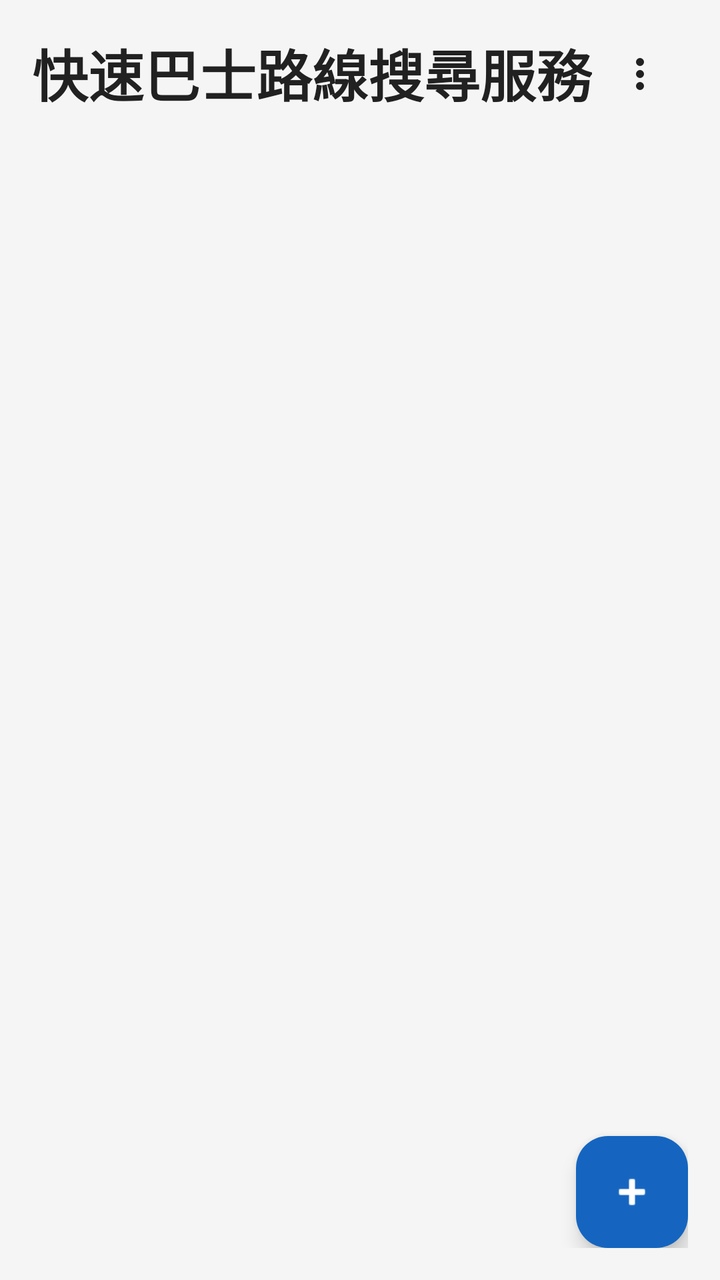
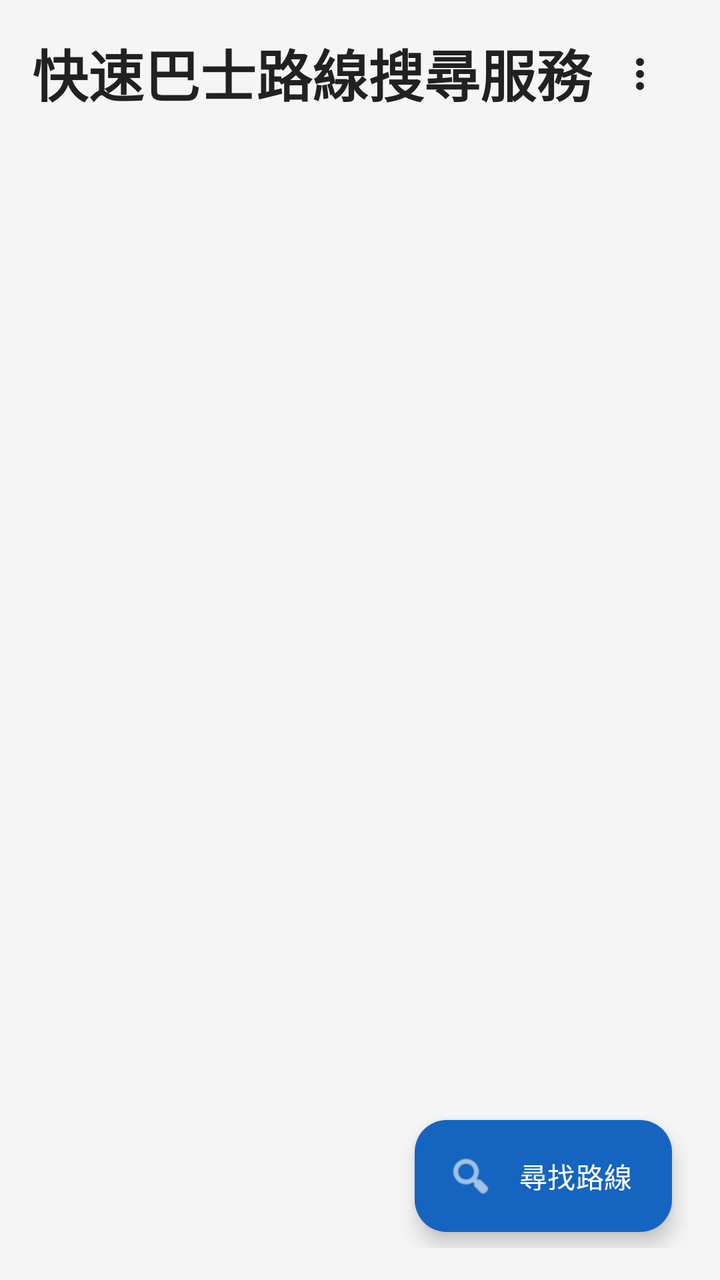

The first picture is an Android layout as it rendered before a commit; the second is the same layout after the commit. The layout source and the unified diff follow.
<!-- AndroidManifest.xml: application theme Theme.BusScheduleETA -->
<!-- res/layout/activity_main.xml -->
<?xml version="1.0" encoding="utf-8"?>
<androidx.constraintlayout.widget.ConstraintLayout
    xmlns:android="http://schemas.android.com/apk/res/android"
    xmlns:app="http://schemas.android.com/apk/res-auto"
    android:id="@+id/mainRoot"
    android:layout_width="match_parent"
    android:layout_height="match_parent"
    android:background="@color/page_bg"
    android:padding="16dp">

    <TextView
        android:id="@+id/tvTitle"
        android:layout_width="0dp"
        android:layout_height="wrap_content"
        android:text="快速巴士路線搜尋服務"
        android:textColor="@color/text_primary"
        android:textSize="28sp"
        android:textStyle="bold"
        app:layout_constraintEnd_toStartOf="@id/btnSettings"
        app:layout_constraintStart_toStartOf="parent"
        app:layout_constraintTop_toTopOf="parent" />

    <ImageButton
        android:id="@+id/btnSettings"
        android:layout_width="48dp"
        android:layout_height="48dp"
        android:background="?attr/selectableItemBackgroundBorderless"
        android:contentDescription="@string/settings"
        app:layout_constraintBottom_toBottomOf="@id/tvTitle"
        app:layout_constraintEnd_toEndOf="parent"
        app:layout_constraintTop_toTopOf="@id/tvTitle"
        app:tint="@color/icon_tint"
        app:srcCompat="@drawable/ic_more_vert"/>

    <androidx.recyclerview.widget.RecyclerView
        android:id="@+id/rvFavorites"
        android:layout_width="0dp"
        android:layout_height="0dp"
        android:layout_marginTop="16dp"
        android:clipToPadding="false"
        android:paddingBottom="88dp"
        app:layout_constraintBottom_toBottomOf="parent"
        app:layout_constraintEnd_toEndOf="parent"
        app:layout_constraintStart_toStartOf="parent"
        app:layout_constraintTop_toBottomOf="@id/tvTitle" />

    <TextView
        android:id="@+id/tvEmpty"
        android:layout_width="0dp"
        android:layout_height="wrap_content"
        android:gravity="center"
        android:text="按右下角 ＋\n加入常用巴士"
        android:textColor="@color/text_secondary"
        android:textSize="20sp"
        android:visibility="gone"
        app:layout_constraintBottom_toBottomOf="parent"
        app:layout_constraintEnd_toEndOf="parent"
        app:layout_constraintStart_toStartOf="parent"
        app:layout_constraintTop_toBottomOf="@id/tvTitle" />

    <com.google.android.material.floatingactionbutton.FloatingActionButton
        android:id="@+id/fabAdd"
        android:layout_width="wrap_content"
        android:layout_height="wrap_content"
        android:contentDescription="加入常用巴士"
        android:src="@android:drawable/ic_input_add"
        app:backgroundTint="@color/accent"
        app:layout_constraintBottom_toBottomOf="parent"
        app:layout_constraintEnd_toEndOf="parent"
        app:tint="@android:color/white" />
</androidx.constraintlayout.widget.ConstraintLayout>
<!-- resources referenced by this layout -->
<resources>
  <color name="accent">#1565C0</color>
  <color name="icon_tint">#FF212121</color>
  <color name="page_bg">#FFF5F5F5</color>
  <color name="text_primary">#212121</color>
  <color name="text_secondary">#616161</color>
  <!-- drawable ic_more_vert (drawable) -->
  <vector xmlns:android="http://schemas.android.com/apk/res/android" android:height="24dp" android:tint="#000000" android:viewportHeight="960" android:viewportWidth="960" android:width="24dp">
        
      <path android:fillColor="@android:color/white" android:pathData="M480,800Q447,800 423.5,776.5Q400,753 400,720Q400,687 423.5,663.5Q447,640 480,640Q513,640 536.5,663.5Q560,687 560,720Q560,753 536.5,776.5Q513,800 480,800ZM480,560Q447,560 423.5,536.5Q400,513 400,480Q400,447 423.5,423.5Q447,400 480,400Q513,400 536.5,423.5Q560,447 560,480Q560,513 536.5,536.5Q513,560 480,560ZM480,320Q447,320 423.5,296.5Q400,273 400,240Q400,207 423.5,183.5Q447,160 480,160Q513,160 536.5,183.5Q560,207 560,240Q560,273 536.5,296.5Q513,320 480,320Z"/>
      
  </vector>
  <string name="settings">設定</string>
  <style name="Theme.BusScheduleETA" parent="Base.Theme.BusScheduleETA" />
  <style name="Base.Theme.BusScheduleETA" parent="Theme.Material3.DayNight.NoActionBar">
          
          
      </style>
</resources>

<!-- the commit's change to res/layout/activity_main.xml (unified diff, before → after) -->
@@ -58,14 +58,17 @@
         app:layout_constraintStart_toStartOf="parent"
         app:layout_constraintTop_toBottomOf="@id/tvTitle" />
 
-    <com.google.android.material.floatingactionbutton.FloatingActionButton
+    <com.google.android.material.floatingactionbutton.ExtendedFloatingActionButton
         android:id="@+id/fabAdd"
         android:layout_width="wrap_content"
         android:layout_height="wrap_content"
-        android:contentDescription="加入常用巴士"
-        android:src="@android:drawable/ic_input_add"
+        android:layout_margin="8dp"
+        android:contentDescription="@string/find_route"
+        android:text="@string/find_route"
+        android:textColor="@color/white"
+        app:icon="@android:drawable/ic_menu_search"
         app:backgroundTint="@color/accent"
+        app:iconTint="@android:color/white"
         app:layout_constraintBottom_toBottomOf="parent"
-        app:layout_constraintEnd_toEndOf="parent"
-        app:tint="@android:color/white" />
+        app:layout_constraintEnd_toEndOf="parent" />
 </androidx.constraintlayout.widget.ConstraintLayout>
<!-- resource entries referenced after the edit -->
@@ -5,12 +5,14 @@
   <color name="page_bg">#FFF5F5F5</color>
   <color name="text_primary">#212121</color>
   <color name="text_secondary">#616161</color>
+  <color name="white">#FFFFFFFF</color>
   <!-- drawable ic_more_vert (drawable) -->
   <vector xmlns:android="http://schemas.android.com/apk/res/android" android:height="24dp" android:tint="#000000" android:viewportHeight="960" android:viewportWidth="960" android:width="24dp">
         
       <path android:fillColor="@android:color/white" android:pathData="M480,800Q447,800 423.5,776.5Q400,753 400,720Q400,687 423.5,663.5Q447,640 480,640Q513,640 536.5,663.5Q560,687 560,720Q560,753 536.5,776.5Q513,800 480,800ZM480,560Q447,560 423.5,536.5Q400,513 400,480Q400,447 423.5,423.5Q447,400 480,400Q513,400 536.5,423.5Q560,447 560,480Q560,513 536.5,536.5Q513,560 480,560ZM480,320Q447,320 423.5,296.5Q400,273 400,240Q400,207 423.5,183.5Q447,160 480,160Q513,160 536.5,183.5Q560,207 560,240Q560,273 536.5,296.5Q513,320 480,320Z"/>
       
   </vector>
+  <string name="find_route">尋找路線</string>
   <string name="settings">設定</string>
   <style name="Theme.BusScheduleETA" parent="Base.Theme.BusScheduleETA" />
   <style name="Base.Theme.BusScheduleETA" parent="Theme.Material3.DayNight.NoActionBar">
